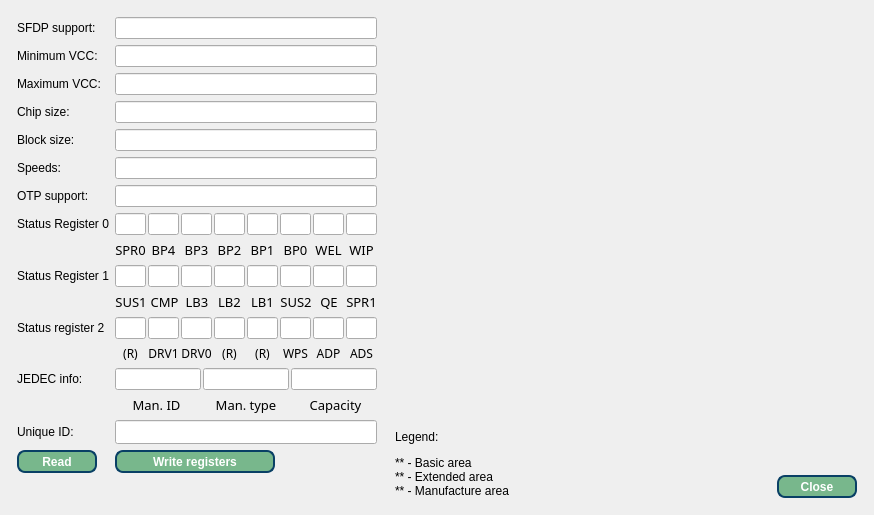
Qt form IMSProg_programmer/dialogsfdp.ui (bigbigmdm/IMSProg) before a commit.
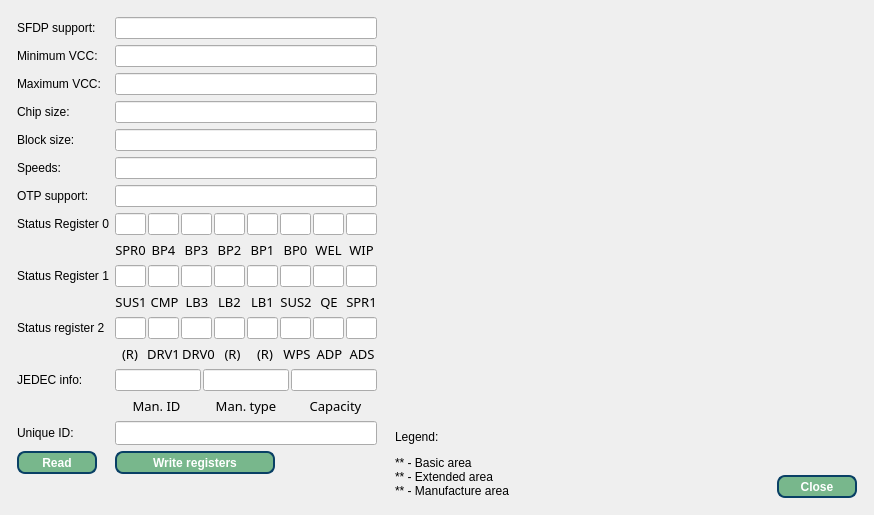
The same form after that commit. Icons and pictures are not drawn.

Commit message: Fix:: very large size of labels  of the status register 2

Patch:
```diff
--- a/IMSProg_programmer/dialogsfdp.ui
+++ b/IMSProg_programmer/dialogsfdp.ui
@@ -1664,6 +1664,9 @@
        <property name="spacing">
         <number>2</number>
        </property>
+       <property name="sizeConstraint">
+        <enum>QLayout::SetMaximumSize</enum>
+       </property>
        <property name="leftMargin">
         <number>0</number>
        </property>
@@ -1693,6 +1696,9 @@
          <property name="font">
           <font>
            <family>Ubuntu Mono</family>
+           <pointsize>10</pointsize>
+           <weight>50</weight>
+           <bold>false</bold>
           </font>
          </property>
          <property name="text">
@@ -1720,6 +1726,7 @@
          <property name="font">
           <font>
            <family>Ubuntu Mono</family>
+           <pointsize>10</pointsize>
           </font>
          </property>
          <property name="text">
@@ -1747,6 +1754,7 @@
          <property name="font">
           <font>
            <family>Ubuntu Mono</family>
+           <pointsize>10</pointsize>
           </font>
          </property>
          <property name="text">
@@ -1774,6 +1782,7 @@
          <property name="font">
           <font>
            <family>Ubuntu Mono</family>
+           <pointsize>10</pointsize>
           </font>
          </property>
          <property name="text">
@@ -1801,6 +1810,7 @@
          <property name="font">
           <font>
            <family>Ubuntu Mono</family>
+           <pointsize>10</pointsize>
           </font>
          </property>
          <property name="text">
@@ -1828,6 +1838,7 @@
          <property name="font">
           <font>
            <family>Ubuntu Mono</family>
+           <pointsize>10</pointsize>
           </font>
          </property>
          <property name="text">
@@ -1855,6 +1866,7 @@
          <property name="font">
           <font>
            <family>Ubuntu Mono</family>
+           <pointsize>10</pointsize>
           </font>
          </property>
          <property name="text">
@@ -1882,6 +1894,7 @@
          <property name="font">
           <font>
            <family>Ubuntu Mono</family>
+           <pointsize>10</pointsize>
           </font>
          </property>
          <property name="text">
```
Left out of the diff: 6 changed lines with no effect on the pictures.
